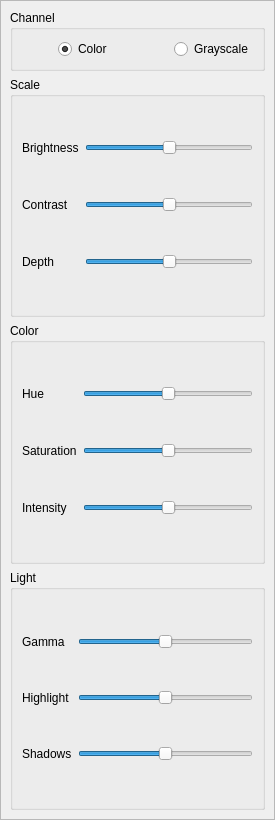
This is src/adjustmenu.ui in mattykakes/qcvTouchUp as Qt 5 draws it before an edit. The edited form follows.
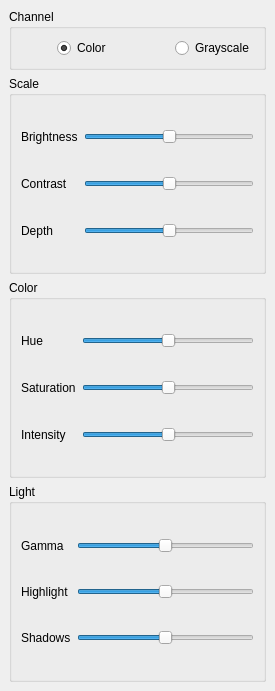
This is the edited form. Icons and pictures are not drawn.

Patch:
```diff
--- a/src/adjustmenu.ui
+++ b/src/adjustmenu.ui
@@ -7,7 +7,7 @@
     <x>0</x>
     <y>0</y>
     <width>275</width>
-    <height>820</height>
+    <height>691</height>
    </rect>
   </property>
   <property name="sizePolicy">
@@ -31,8 +31,11 @@
   <property name="windowTitle">
    <string>ScrollArea</string>
   </property>
+  <property name="frameShape">
+   <enum>QFrame::NoFrame</enum>
+  </property>
   <property name="frameShadow">
-   <enum>QFrame::Sunken</enum>
+   <enum>QFrame::Plain</enum>
   </property>
   <property name="widgetResizable">
    <bool>true</bool>
@@ -42,8 +45,8 @@
     <rect>
      <x>0</x>
      <y>0</y>
-     <width>273</width>
-     <height>818</height>
+     <width>275</width>
+     <height>691</height>
     </rect>
    </property>
    <layout class="QVBoxLayout" name="verticalLayout_2">
```
